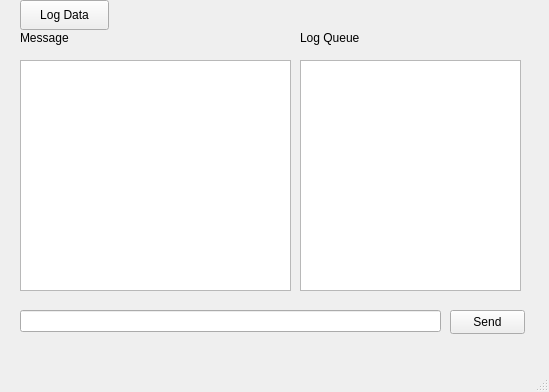
Old version of the form RHJ/mainwindow.ui in the repository heejin5484/Veda_Mini2.
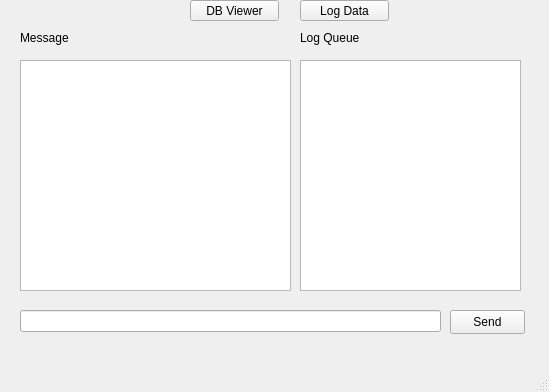
New version of the form.

Commit message: sql db window btn add

```diff
--- a/RHJ/mainwindow.ui
+++ b/RHJ/mainwindow.ui
@@ -95,16 +95,29 @@
    <widget class="QPushButton" name="logDataButton">
     <property name="geometry">
      <rect>
-      <x>20</x>
+      <x>300</x>
       <y>0</y>
       <width>89</width>
-      <height>30</height>
+      <height>21</height>
      </rect>
     </property>
     <property name="text">
      <string>Log Data</string>
     </property>
    </widget>
+   <widget class="QPushButton" name="pushButton">
+    <property name="geometry">
+     <rect>
+      <x>190</x>
+      <y>0</y>
+      <width>89</width>
+      <height>21</height>
+     </rect>
+    </property>
+    <property name="text">
+     <string>DB Viewer</string>
+    </property>
+   </widget>
   </widget>
   <widget class="QMenuBar" name="menubar">
    <property name="geometry">
```
The commit also changes 6 other files.
